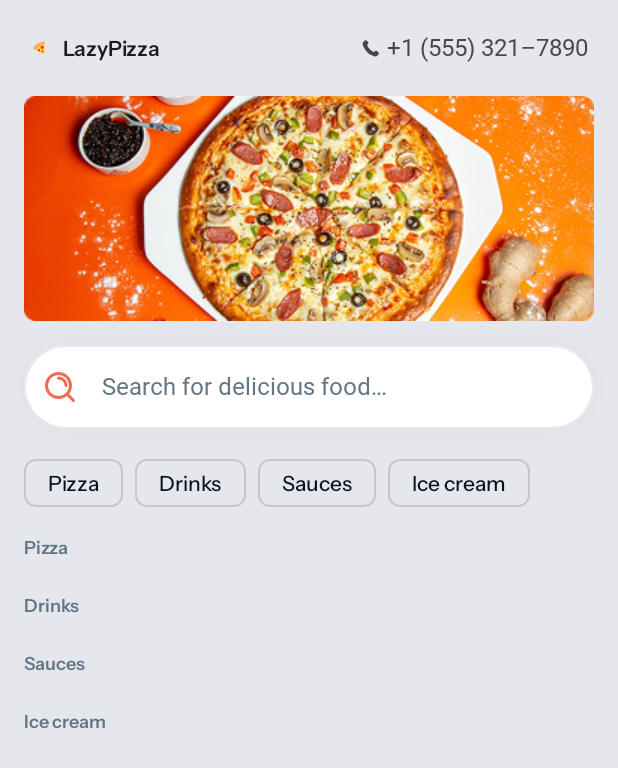
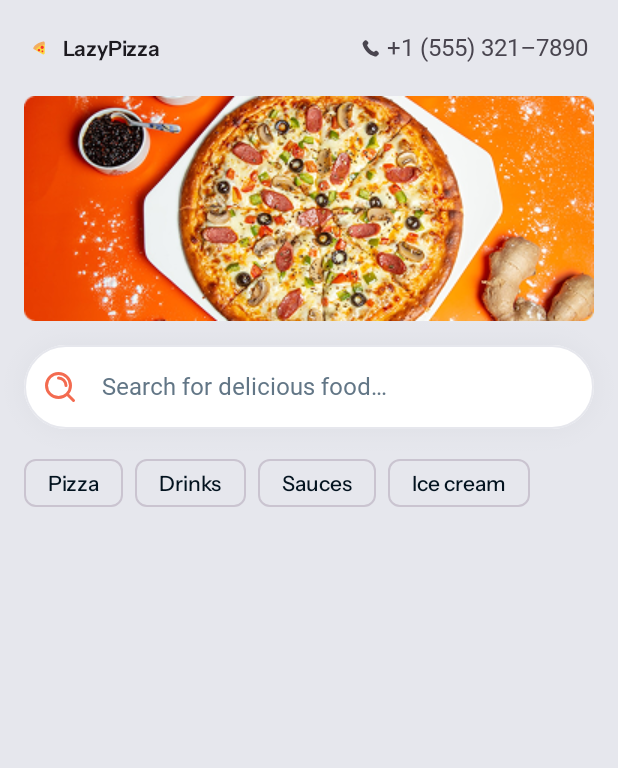
Before and after one commit to fomaxtro/LazyPizza, an Android app built with Jetpack Compose: the screen it shows after launch (MainActivity), on a phone screen of 412 x 824 dp. Shown: the top 768 px of the screen. Run offline under Robolectric (Android 15) with nearby library versions, the phone set to English and light mode, and no system bars; our stand-ins replace Shimmer, Timber; Roboto replaces fonts that are not available here.

Commit message:
feat: Implement search and loading state on Home screen
This commit introduces several enhancements to the Home screen, including a functional search bar, a loading state, and interaction improvements.

- **Search Functionality:**
    - Adds `OnSearchChange` to `HomeAction` and a `search` field to `HomeState` to manage the search input.
    - Connects the search text field to the view model, updating the state on value change.

- **Loading State:**
    - Introduces a new `ProductsLoader.kt` composable to display shimmer placeholders for product categories and items while data is loading.
    - The `HomeScreen` now conditionally displays either the `ProductsLoader` or the product list based on `state.isLoading`.

- **UI & Interaction Improvements:**
    - The screen's root is converted from `Column` to `LazyColumn` for better performance and consistency.
    - Adds `imePadding()` to adjust the layout when the keyboard is visible.
    - Implements a click listener on the contact phone number that opens the user's dialer app.
    - Adds a `pointerInput` gesture detector to dismiss the keyboard when tapping outside the search field.

```diff
--- a/core/presentation/src/main/java/com/fomaxtro/core/presentation/screen/home/Home.kt
+++ b/core/presentation/src/main/java/com/fomaxtro/core/presentation/screen/home/Home.kt
@@ -1,14 +1,17 @@
 package com.fomaxtro.core.presentation.screen.home
 
+import android.content.Intent
 import android.widget.Toast
 import androidx.compose.foundation.Image
+import androidx.compose.foundation.clickable
+import androidx.compose.foundation.gestures.detectTapGestures
 import androidx.compose.foundation.layout.Arrangement
-import androidx.compose.foundation.layout.Column
 import androidx.compose.foundation.layout.Row
 import androidx.compose.foundation.layout.Spacer
 import androidx.compose.foundation.layout.fillMaxSize
 import androidx.compose.foundation.layout.fillMaxWidth
 import androidx.compose.foundation.layout.height
+import androidx.compose.foundation.layout.imePadding
 import androidx.compose.foundation.layout.padding
 import androidx.compose.foundation.layout.size
 import androidx.compose.foundation.layout.width
@@ -27,13 +30,17 @@ import androidx.compose.runtime.Composable
 import androidx.compose.runtime.getValue
 import androidx.compose.ui.Alignment
 import androidx.compose.ui.Modifier
+import androidx.compose.ui.input.pointer.pointerInput
 import androidx.compose.ui.layout.ContentScale
 import androidx.compose.ui.platform.LocalContext
+import androidx.compose.ui.platform.LocalFocusManager
+import androidx.compose.ui.platform.LocalInspectionMode
 import androidx.compose.ui.res.painterResource
 import androidx.compose.ui.res.stringResource
 import androidx.compose.ui.text.font.FontWeight
 import androidx.compose.ui.tooling.preview.Preview
 import androidx.compose.ui.unit.dp
+import androidx.core.net.toUri
 import androidx.lifecycle.compose.collectAsStateWithLifecycle
 import com.fomaxtro.core.domain.model.ProductCategory
 import com.fomaxtro.core.presentation.R
@@ -43,7 +50,7 @@ import com.fomaxtro.core.presentation.designsystem.theme.LazyPizzaTheme
 import com.fomaxtro.core.presentation.designsystem.theme.textPrimary
 import com.fomaxtro.core.presentation.designsystem.theme.textSecondary
 import com.fomaxtro.core.presentation.screen.home.component.ProductListItem
-import com.fomaxtro.core.presentation.screen.home.component.ProductListItemLoader
+import com.fomaxtro.core.presentation.screen.home.component.productsLoader
 import com.fomaxtro.core.presentation.screen.home.util.ProductUiFactory
 import com.fomaxtro.core.presentation.screen.home.util.toDisplayName
 import com.fomaxtro.core.presentation.ui.ObserveAsEvents
@@ -80,6 +87,10 @@ private fun HomeScreen(
     onAction: (HomeAction) -> Unit = {},
     state: HomeState
 ) {
+    val isInPreview = LocalInspectionMode.current
+    val context = LocalContext.current
+    val focusManager = LocalFocusManager.current
+
     val productCategories = listOf(
         ProductCategory.PIZZA,
         ProductCategory.DRINKS,
@@ -120,9 +131,21 @@ private fun HomeScreen(
 
                         Spacer(modifier = Modifier.width(4.dp))
 
+                        val contactPhoneNumber = stringResource(R.string.contact_phone_number)
+
                         Text(
-                            text = stringResource(R.string.contact_phone_number),
-                            style = MaterialTheme.typography.bodyLarge
+                            text = contactPhoneNumber,
+                            style = MaterialTheme.typography.bodyLarge,
+                            modifier = Modifier
+                                .clickable {
+                                    if (!isInPreview) {
+                                        val dialerIntent = Intent(Intent.ACTION_DIAL).apply {
+                                            data = "tel:$contactPhoneNumber".toUri()
+                                        }
+
+                                        context.startActivity(dialerIntent)
+                                    }
+                                }
                         )
                     }
 
@@ -132,26 +155,40 @@ private fun HomeScreen(
                     containerColor = MaterialTheme.colorScheme.background
                 )
             )
+        },
+        modifier = Modifier
+            .pointerInput(Unit) {
+                detectTapGestures {
+                    focusManager.clearFocus()
+                }
             }
     ) { innerPadding ->
-        Column(
+        LazyColumn(
             modifier = Modifier
                 .fillMaxSize()
                 .padding(innerPadding)
                 .padding(horizontal = 16.dp)
+                .imePadding()
         ) {
+            item {
                 Image(
                     painter = painterResource(R.drawable.banner),
                     contentDescription = stringResource(R.string.banner),
                     modifier = Modifier.fillMaxWidth(),
                     contentScale = ContentScale.FillWidth
                 )
+            }
 
+            item {
                 Spacer(modifier = Modifier.height(16.dp))
+            }
 
+            item {
                 LazyPizzaOutlinedTextField(
-                value = "",
-                onValueChange = {},
+                    value = state.search,
+                    onValueChange = {
+                        onAction(HomeAction.OnSearchChange(it))
+                    },
                     modifier = Modifier.fillMaxWidth(),
                     leadingIcon = {
                         Icon(
@@ -164,9 +201,13 @@ private fun HomeScreen(
                         Text(stringResource(R.string.search_food))
                     }
                 )
+            }
 
+            item {
                 Spacer(modifier = Modifier.height(12.dp))
+            }
 
+            item {
                 Row(
                     modifier = Modifier.fillMaxWidth(),
                     horizontalArrangement = Arrangement.spacedBy(8.dp)
@@ -192,15 +233,16 @@ private fun HomeScreen(
                         )
                     }
                 }
+            }
 
+            item {
                 Spacer(modifier = Modifier.height(12.dp))
+            }
 
-            LazyColumn(
-                modifier = Modifier
-                    .fillMaxWidth()
-                    .weight(1f),
-                verticalArrangement = Arrangement.spacedBy(8.dp)
-            ) {
+            if (state.isLoading) {
+                productsLoader(productCategories)
+            } else {
+                state.products[ProductCategory.PIZZA]?.let { pizzas ->
                     item {
                         Text(
                             text = stringResource(R.string.pizza),
@@ -209,27 +251,21 @@ private fun HomeScreen(
                         )
                     }
 
-                if (state.isLoading) {
-                    items(3) {
-                        ProductListItemLoader(
-                            modifier = Modifier.fillMaxWidth()
-                        )
-                    }
-                } else {
-                    state.products[ProductCategory.PIZZA]?.let { pizzas ->
                     items(pizzas, key = { it.id }) { product ->
+                        Spacer(modifier = Modifier.height(8.dp))
+
                         ProductListItem(
                             product = product
                         )
-                        }
-                    }
                     }
 
                     item {
                         Spacer(modifier = Modifier.height(8.dp))
                     }
+                }
 
                 productCategories.drop(1).forEach { productCategory ->
+                    state.products[productCategory]?.let { products ->
                         item {
                             Text(
                                 text = productCategory
@@ -240,15 +276,9 @@ private fun HomeScreen(
                             )
                         }
 
-                    if (state.isLoading) {
-                        items(3) {
-                            ProductListItemLoader(
-                                modifier = Modifier.fillMaxWidth()
-                            )
-                        }
-                    } else {
-                        state.products[productCategory]?.let { drinks ->
-                            items(drinks, key = { it.id }) { product ->
+                        items(products, key = { it.id }) { product ->
+                            Spacer(modifier = Modifier.height(8.dp))
+
                             ProductListItem(
                                 product = product,
                                 onAddClick = {},
@@ -256,11 +286,10 @@ private fun HomeScreen(
                                 onQuantityChange = {}
                             )
                         }
-                        }
-                    }
 
                         item {
                             Spacer(modifier = Modifier.height(8.dp))
+                        }
                     }
                 }
             }
--- a/core/presentation/src/main/java/com/fomaxtro/core/presentation/screen/home/HomeAction.kt
+++ b/core/presentation/src/main/java/com/fomaxtro/core/presentation/screen/home/HomeAction.kt
@@ -1,4 +1,5 @@
 package com.fomaxtro.core.presentation.screen.home
 
 sealed interface HomeAction {
+    data class OnSearchChange(val search: String) : HomeAction
 }
--- a/core/presentation/src/main/java/com/fomaxtro/core/presentation/screen/home/HomeState.kt
+++ b/core/presentation/src/main/java/com/fomaxtro/core/presentation/screen/home/HomeState.kt
@@ -4,6 +4,7 @@ import com.fomaxtro.core.domain.model.ProductCategory
 import com.fomaxtro.core.presentation.screen.home.model.ProductUi
 
 data class HomeState(
+    val search: String = "",
     val selectedCategories: Set<ProductCategory> = emptySet(),
     val isLoading: Boolean = true,
     val products: Map<ProductCategory, List<ProductUi>> = emptyMap()
--- /dev/null
+++ b/core/presentation/src/main/java/com/fomaxtro/core/presentation/screen/home/component/ProductsLoader.kt
@@ -0,0 +1,63 @@
+package com.fomaxtro.core.presentation.screen.home.component
+
+import androidx.compose.foundation.layout.Spacer
+import androidx.compose.foundation.layout.fillMaxWidth
+import androidx.compose.foundation.layout.height
+import androidx.compose.foundation.lazy.LazyListScope
+import androidx.compose.material3.MaterialTheme
+import androidx.compose.material3.Text
+import androidx.compose.ui.Modifier
+import androidx.compose.ui.res.stringResource
+import androidx.compose.ui.unit.dp
+import com.fomaxtro.core.domain.model.ProductCategory
+import com.fomaxtro.core.presentation.R
+import com.fomaxtro.core.presentation.designsystem.theme.textSecondary
+import com.fomaxtro.core.presentation.screen.home.util.toDisplayName
+
+fun LazyListScope.productsLoader(
+    productCategories: List<ProductCategory>
+) {
+    item {
+        Text(
+            text = stringResource(R.string.pizza),
+            style = MaterialTheme.typography.labelMedium,
+            color = MaterialTheme.colorScheme.textSecondary
+        )
+    }
+
+    items(3) {
+        Spacer(modifier = Modifier.height(8.dp))
+
+        ProductListItemLoader(
+            modifier = Modifier.fillMaxWidth()
+        )
+    }
+
+    item {
+        Spacer(modifier = Modifier.height(16.dp))
+    }
+
+    productCategories.drop(1).forEach { productCategory ->
+        item {
+            Text(
+                text = productCategory
+                    .toDisplayName()
+                    .asString(),
+                style = MaterialTheme.typography.labelMedium,
+                color = MaterialTheme.colorScheme.textSecondary
+            )
+        }
+
+        items(3) {
+            Spacer(modifier = Modifier.height(8.dp))
+
+            ProductListItemLoader(
+                modifier = Modifier.fillMaxWidth()
+            )
+        }
+
+        item {
+            Spacer(modifier = Modifier.height(16.dp))
+        }
+    }
+}
```
Lines whose indentation alone changed are shown as unchanged.
